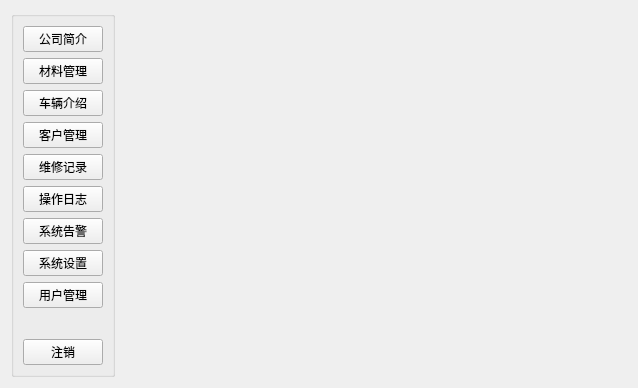
The window that client/homewidget.ui (a-soul-singer/cppTest) describes before a commit, drawn with Qt 5.
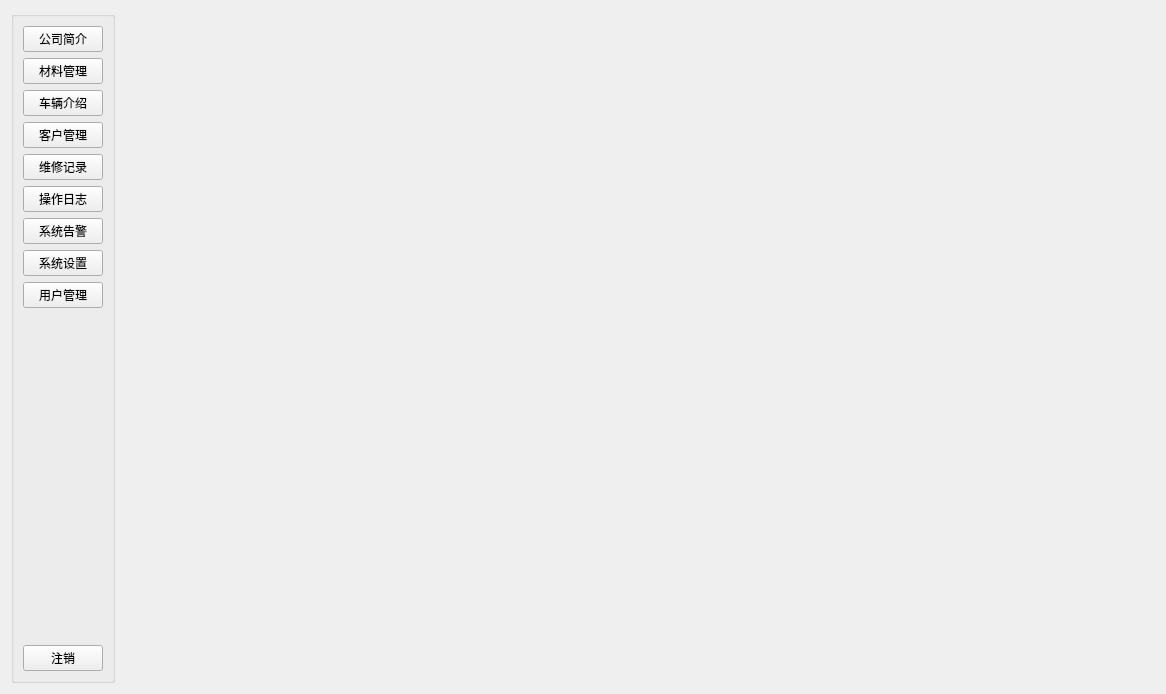
The same window after the commit.

What changed in the file:
```diff
--- a/client/homewidget.ui
+++ b/client/homewidget.ui
@@ -6,8 +6,8 @@
    <rect>
     <x>0</x>
     <y>0</y>
-    <width>638</width>
-    <height>388</height>
+    <width>1166</width>
+    <height>694</height>
    </rect>
   </property>
   <property name="windowTitle">
```
Left out of the diff: 10 changed lines with no effect on the pictures.
